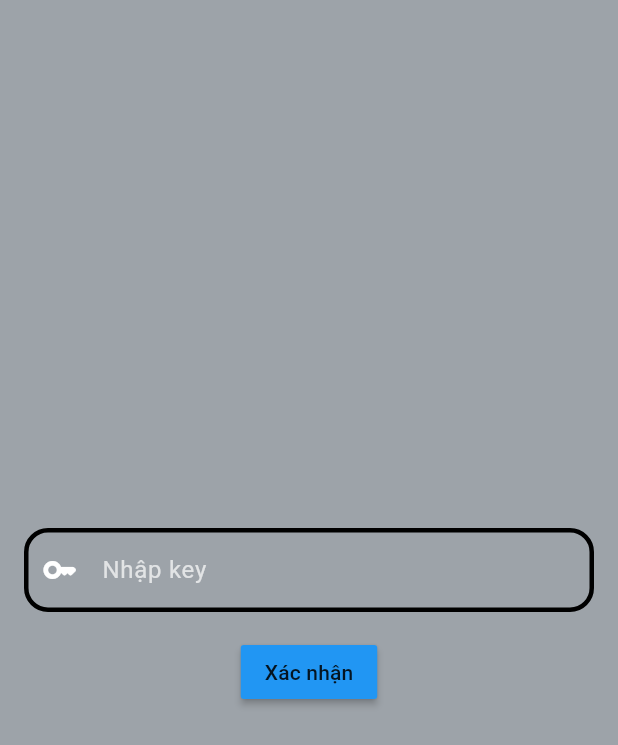
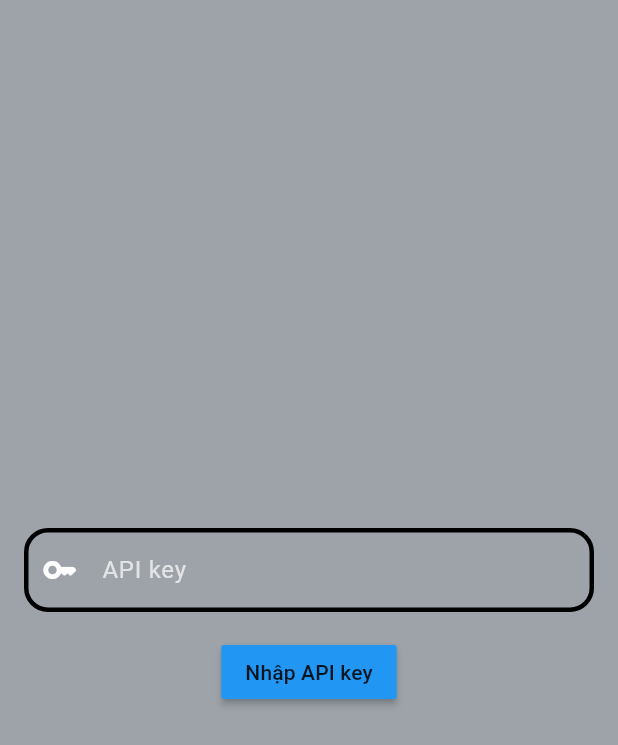
Before and after one commit to vanminh85/project_learn_english, a Flutter app: the screen it shows after launch, on a phone screen of 412 x 824 dp. Shown: the top 745 px of the screen. Run offline on Flutter 3.47's test engine with Material 3 defaults, Android fonts, the phone set to English and light mode, and no system bars; our stand-ins replace flutter_spinkit, flutter_tts, shared_preferences, speech_to_text.

Commit message:
Change button

```diff
--- a/lib/view/login_view/login_view.dart
+++ b/lib/view/login_view/login_view.dart
@@ -97,10 +97,10 @@ class _LoginViewState extends State<LoginView> {
               children: const [
                 CircularProgressIndicator(),
                 SizedBox(height: 8),
-                Text('Đang kiếm tra')
+                Text('Checking')
               ],
             )
-          : const Text('Xác nhận'),
+          : const Text('Nhập API key'),
     );
   }
 
@@ -117,7 +117,7 @@ class _LoginViewState extends State<LoginView> {
             color: Colors.white,
           ),
           label: const Text(
-            'Nhập key',
+            'API key',
             style: TextStyle(color: Colors.white70),
           ),
           hintStyle: const TextStyle(color: Colors.white24),
@@ -131,7 +131,7 @@ class _LoginViewState extends State<LoginView> {
       },
       validator: (v) {
         if (v!.length < 6) {
-          return 'Api key không hợp lệ';
+          return 'API key không hợp lệ';
         }
         return null;
       },
```
